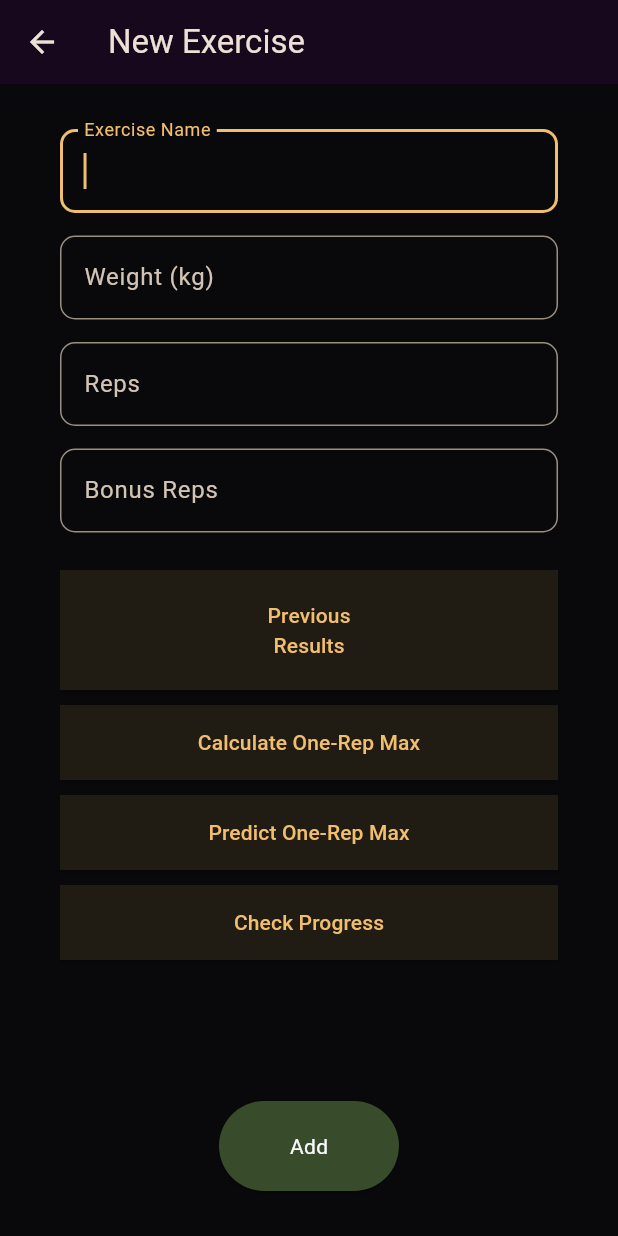
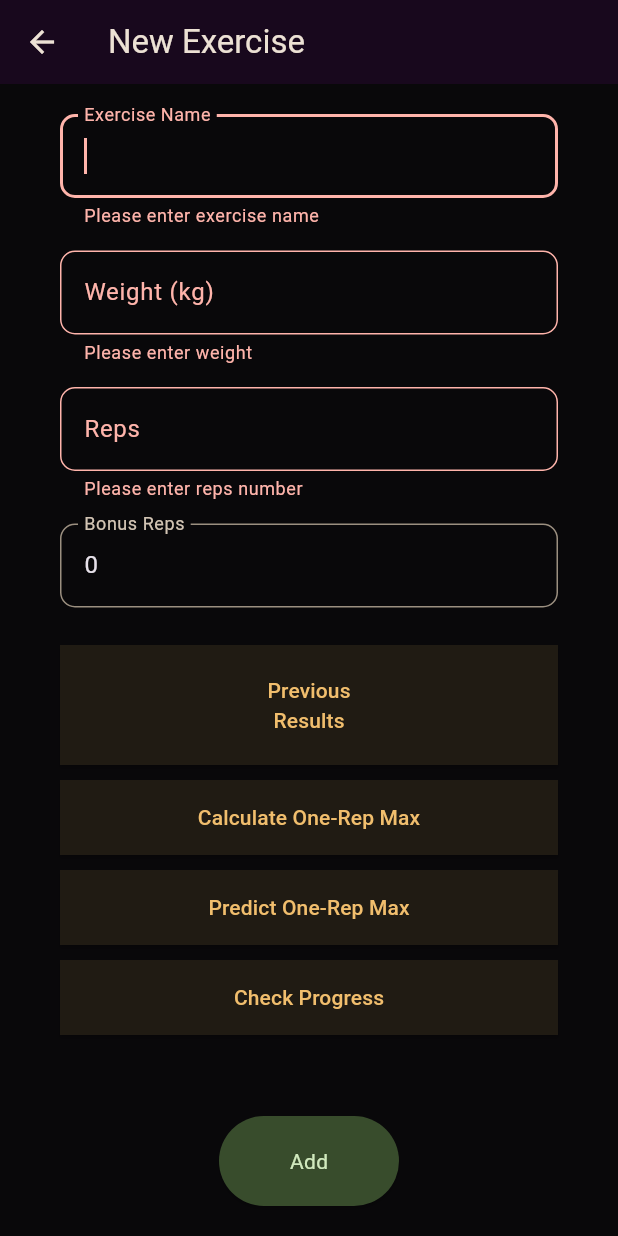
Before and after one commit to IgnacyBerent/Flutter-Workout_App, a Flutter app: the NewExercise screen opened directly, after a tap on "Add", on a phone screen of 412 x 824 dp. Run offline on Flutter 3.47's test engine with Material 3 defaults, Android fonts, the phone set to English and light mode, and no system bars; drawn by our look-alikes of flutter_typeahead; our stand-ins replace cloud_firestore, firebase_auth, firebase_core; accounts and stored records are empty; generated files the repository leaves out were written again.

Commit message:
Form validation

```diff
--- a/lib/screens/new_exercise.dart
+++ b/lib/screens/new_exercise.dart
@@ -15,8 +15,29 @@ class _NewExerciseState extends State<NewExercise> {
   final _options =
       ExerciseName.values.map((exercise) => exercise.name).toList();
   final _exerciseNameController = TextEditingController();
+  bool _isLoading = false;
 
   final _formKey = GlobalKey<FormState>();
+
+  var _selectedExerciseName = '';
+  var _selectedWeight = 0.0;
+  var _selectedReps = 0;
+  var _selectedBonusReps = 0;
+
+  void _addExercise() {
+    if (_formKey.currentState!.validate()) {
+      _formKey.currentState!.save();
+      setState(() {
+        _isLoading = true;
+      });
+    }
+  }
+
+  @override
+  void dispose() {
+    _exerciseNameController.dispose();
+    super.dispose();
+  }
 
   @override
   Widget build(BuildContext context) {
@@ -26,11 +47,11 @@ class _NewExerciseState extends State<NewExercise> {
         title: const Text('New Exercise'),
       ),
       body: Padding(
-        padding: const EdgeInsets.symmetric(horizontal: 40, vertical: 30),
+        padding: const EdgeInsets.symmetric(horizontal: 40, vertical: 20),
         child: Form(
+          key: _formKey,
           child: Column(
             children: [
-              // TODO: Update value after selecting
               TypeAheadField(
                 suggestionsCallback: ((search) => _options
                     .where((option) =>
@@ -50,6 +71,13 @@ class _NewExerciseState extends State<NewExercise> {
                         ),
                       ),
                     ),
+                    validator: (value) {
+                      if (value == null || value.isEmpty) {
+                        return 'Please enter exercise name';
+                      }
+                      return null;
+                    },
+                    onSaved: (value) => _selectedExerciseName = value!,
                   );
                 },
                 itemBuilder: (context, value) => ListTile(
@@ -70,6 +98,17 @@ class _NewExerciseState extends State<NewExercise> {
                     ),
                   ),
                 ),
+                validator: (value) {
+                  if (value == null || value.isEmpty) {
+                    return 'Please enter weight';
+                  }
+                  if (double.tryParse(value) == null ||
+                      double.parse(value) <= 0) {
+                    return 'Please enter valid weight';
+                  }
+                  return null;
+                },
+                onSaved: (value) => _selectedWeight = double.parse(value!),
               ),
               const SizedBox(height: 15),
               TextFormField(
@@ -82,10 +121,21 @@ class _NewExerciseState extends State<NewExercise> {
                     ),
                   ),
                 ),
+                validator: (value) {
+                  if (value == null || value.isEmpty) {
+                    return 'Please enter reps number';
+                  }
+                  if (int.tryParse(value) == null || int.parse(value) <= 0) {
+                    return 'Please enter valid reps number';
+                  }
+                  return null;
+                },
+                onSaved: (value) => _selectedReps = int.parse(value!),
               ),
               const SizedBox(height: 15),
               TextFormField(
                 keyboardType: TextInputType.number,
+                initialValue: '0',
                 decoration: const InputDecoration(
                   labelText: 'Bonus Reps',
                   border: OutlineInputBorder(
@@ -94,6 +144,16 @@ class _NewExerciseState extends State<NewExercise> {
                     ),
                   ),
                 ),
+                validator: (value) {
+                  if (value == null || value.isEmpty) {
+                    return 'Please enter reps number';
+                  }
+                  if (int.tryParse(value) == null || int.parse(value) < 0) {
+                    return 'Please enter valid reps number';
+                  }
+                  return null;
+                },
+                onSaved: (value) => _selectedBonusReps = int.parse(value!),
               ),
               const SizedBox(height: 25),
               SizedBox(
@@ -170,16 +230,27 @@ class _NewExerciseState extends State<NewExercise> {
                 width: 120,
                 height: 60,
                 child: ElevatedButton(
-                  onPressed: () {},
+                  onPressed: _isLoading ? null : _addExercise,
                   style: ElevatedButton.styleFrom(
-                      backgroundColor:
-                          Theme.of(context).colorScheme.tertiaryContainer),
-                  child: Text(
-                    'Add',
-                    style: Theme.of(context).textTheme.bodyMedium!.copyWith(
-                          color: Colors.white,
+                    backgroundColor:
+                        Theme.of(context).colorScheme.tertiaryContainer,
+                  ),
+                  child: _isLoading
+                      ? CircularProgressIndicator(
+                          // Show loading animation when _isLoading is true
+                          valueColor: AlwaysStoppedAnimation<Color>(
+                            Theme.of(context).colorScheme.onTertiaryContainer,
+                          ),
+                        )
+                      : Text(
+                          'Add',
+                          style:
+                              Theme.of(context).textTheme.bodyMedium!.copyWith(
+                                    color: Theme.of(context)
+                                        .colorScheme
+                                        .onTertiaryContainer,
+                                  ),
                         ),
-                  ),
                 ),
               ),
             ],
```
